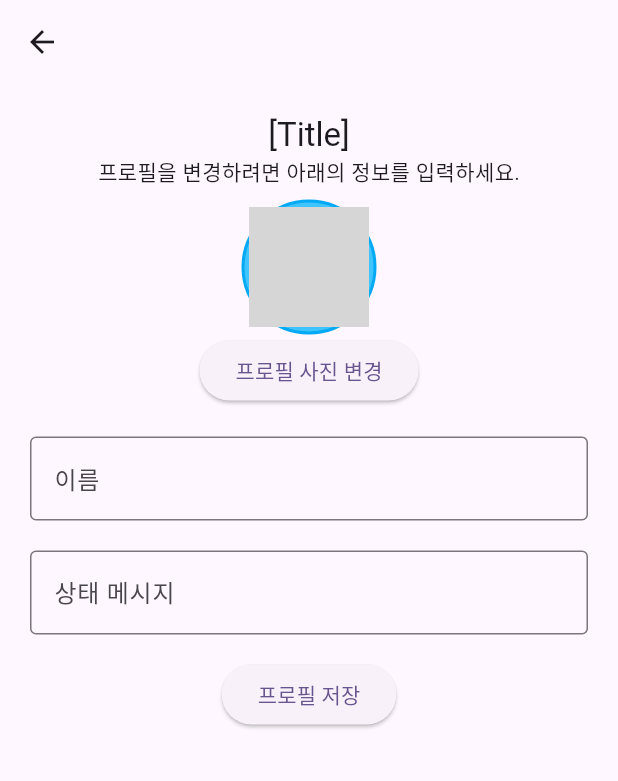
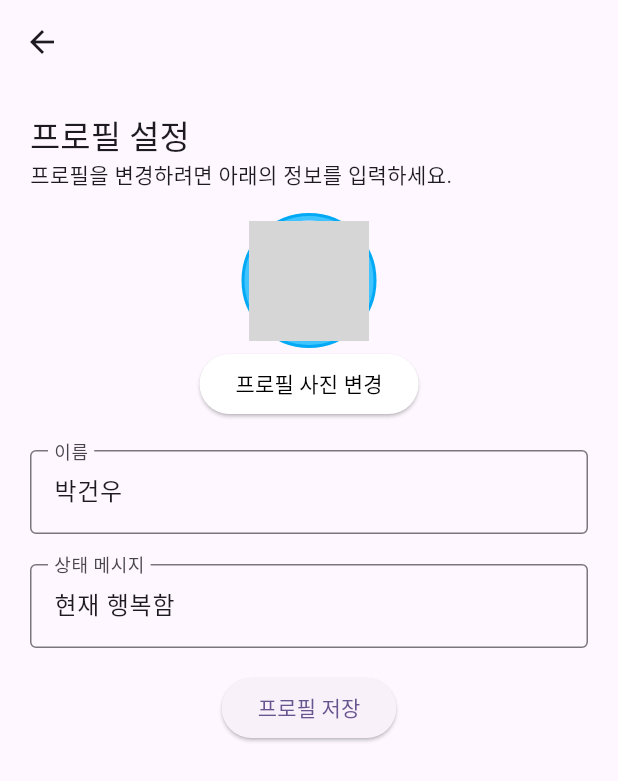
Before and after one commit to yuju-k/chat_tunify, a Flutter app: the EditProfile screen opened by its route, on a phone screen of 412 x 824 dp. Shown: the top 781 px of the screen. Run offline on Flutter 3.47's test engine with Material 3 defaults, Android fonts, the phone set to English and light mode, and no system bars; our stand-ins replace flutter_bloc; network calls fail; grey boxes are pictures that could not be loaded.

Commit message:
간단한 UI

```diff
--- a/lib/settings/edit_profile.dart
+++ b/lib/settings/edit_profile.dart
@@ -13,9 +13,9 @@ class _EditProfileState extends State<EditProfile> {
   Widget build(BuildContext context) {
     return Scaffold(
       appBar: AppBar(),
-      body: Padding(
-        padding: const EdgeInsets.all(20.0),
-        child: Center(child: ProfileComponent()),
+      body: const Padding(
+        padding: EdgeInsets.all(20.0),
+        child: ProfileComponent(),
       ),
     );
   }
--- a/lib/settings/profile_component.dart
+++ b/lib/settings/profile_component.dart
@@ -4,22 +4,34 @@ class ProfileComponent extends StatefulWidget {
   const ProfileComponent({super.key});
 
   @override
-  _ProfileComponentState createState() => _ProfileComponentState();
+  State<ProfileComponent> createState() => _ProfileComponentState();
 }
 
 class _ProfileComponentState extends State<ProfileComponent> {
-  String _name = '';
-  String _statusMessage = '';
+  String _name = '박건우';
+  String _statusMessage = '현재 행복함';
 
   @override
   Widget build(BuildContext context) {
-    return Column(
+    return SingleChildScrollView(
+      child: Column(
+        mainAxisAlignment: MainAxisAlignment.start,
         crossAxisAlignment: CrossAxisAlignment.center,
         children: [
-        Text('[Title]', style: Theme.of(context).textTheme.titleLarge),
-        Text('프로필을 변경하려면 아래의 정보를 입력하세요.'),
+          Row(
+            children: [
+              Column(
+                crossAxisAlignment: CrossAxisAlignment.start,
+                children: [
+                  Text('프로필 설정', style: Theme.of(context).textTheme.titleLarge),
+                  const Text('프로필을 변경하려면 아래의 정보를 입력하세요.'),
+                ],
+              ),
+            ],
+          ),
 
-        SizedBox(height: 8.0),
+          const SizedBox(height: 15.0),
+
           // TODO: 프로필 사진 변경 버튼 추가
           Container(
             padding: const EdgeInsets.all(3),
@@ -36,12 +48,19 @@ class _ProfileComponentState extends State<ProfileComponent> {
               backgroundImage: NetworkImage('https://picsum.photos/200'),
             ),
           ),
-        ElevatedButton(onPressed: () {}, child: Text('프로필 사진 변경')),
+          ElevatedButton(
+              onPressed: () {},
+              child: const Text('프로필 사진 변경',
+                  style: TextStyle(color: Colors.black)),
+              style: ElevatedButton.styleFrom(
+                backgroundColor: Colors.white,
+              )),
 
-        SizedBox(height: 20.0),
+          const SizedBox(height: 20.0),
 
           TextField(
-          decoration: InputDecoration(
+            controller: TextEditingController(text: _name),
+            decoration: const InputDecoration(
               label: Text('이름'),
               border: OutlineInputBorder(),
             ),
@@ -52,10 +71,11 @@ class _ProfileComponentState extends State<ProfileComponent> {
             },
           ),
 
-        SizedBox(height: 20.0),
+          const SizedBox(height: 20.0),
 
           TextField(
-          decoration: InputDecoration(
+            controller: TextEditingController(text: _statusMessage),
+            decoration: const InputDecoration(
               label: Text('상태 메시지'),
               border: OutlineInputBorder(),
             ),
@@ -66,13 +86,14 @@ class _ProfileComponentState extends State<ProfileComponent> {
             },
           ),
 
-        SizedBox(height: 16.0),
+          const SizedBox(height: 16.0),
           //변경버튼
           ElevatedButton(
             onPressed: () {},
-          child: Text('프로필 저장'),
+            child: const Text('프로필 저장'),
           ),
         ],
+      ),
     );
   }
 }
```
Also changed, not shown: lib/settings/notification.dart (+40 -4 lines), lib/settings/settings.dart (+12 -4 lines), lib/settings/support.dart (+18 -4 lines), lib/settings/terms_service.dart (+5 -4 lines). Lines whose indentation alone changed are shown as unchanged.
